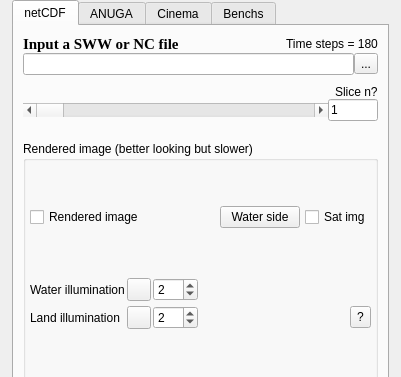
First picture: the form in deps/ui/aquamoto.ui, repository GenericMappingTools/InteractiveGMT, before the edit; both pictures show x 0 to 401 and y 0 to 377 of the 401 by 561 pixel window.
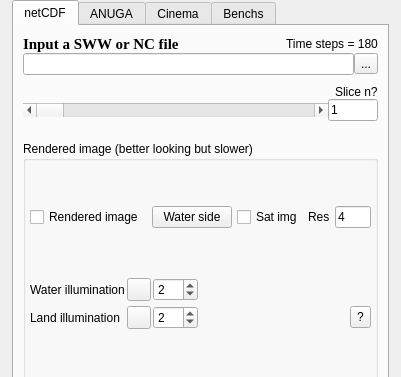
Second picture: the form after the edit.

Commit message: Aquamoto: satellite land at the Res resolution, axes below the tank

The edit to the form file:
```diff
--- a/deps/ui/aquamoto.ui
+++ b/deps/ui/aquamoto.ui
@@ -318,6 +318,47 @@
                </property>
               </widget>
              </item>
+             <item>
+              <widget class="QLabel" name="renderedSatResLabel">
+               <property name="sizePolicy">
+                <sizepolicy hsizetype="Fixed" vsizetype="Fixed">
+                 <horstretch>0</horstretch>
+                 <verstretch>0</verstretch>
+                </sizepolicy>
+               </property>
+               <property name="text">
+                <string>Res</string>
+               </property>
+              </widget>
+             </item>
+             <item>
+              <widget class="QLineEdit" name="renderedSatResEdit">
+               <property name="sizePolicy">
+                <sizepolicy hsizetype="Fixed" vsizetype="Fixed">
+                 <horstretch>0</horstretch>
+                 <verstretch>0</verstretch>
+                </sizepolicy>
+               </property>
+               <property name="minimumSize">
+                <size>
+                 <width>36</width>
+                 <height>0</height>
+                </size>
+               </property>
+               <property name="maximumSize">
+                <size>
+                 <width>36</width>
+                 <height>16777215</height>
+                </size>
+               </property>
+               <property name="toolTip">
+                <string>&lt;html&gt;Satellite image REFINEMENT FACTOR over the land grid's node spacing: 1 = one image pixel per node, 2 = twice finer, 0.5 = twice coarser. Hover shows the resulting resolution in metres; the download picks the tile level closest to it.&lt;/html&gt;</string>
+               </property>
+               <property name="text">
+                <string>4</string>
+               </property>
+              </widget>
+             </item>
             </layout>
            </item>
            <item>
```
Left out of the diff: 3 changed lines with no effect on the pictures. The commit also changes 7 other files.
